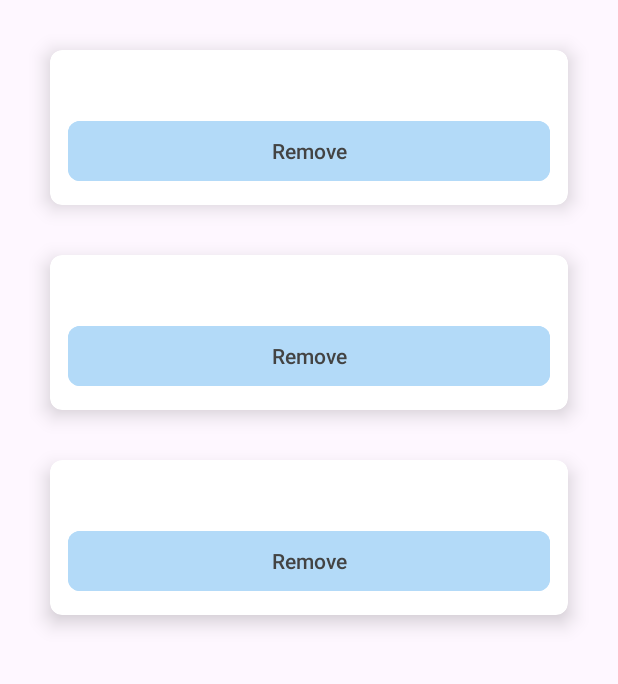
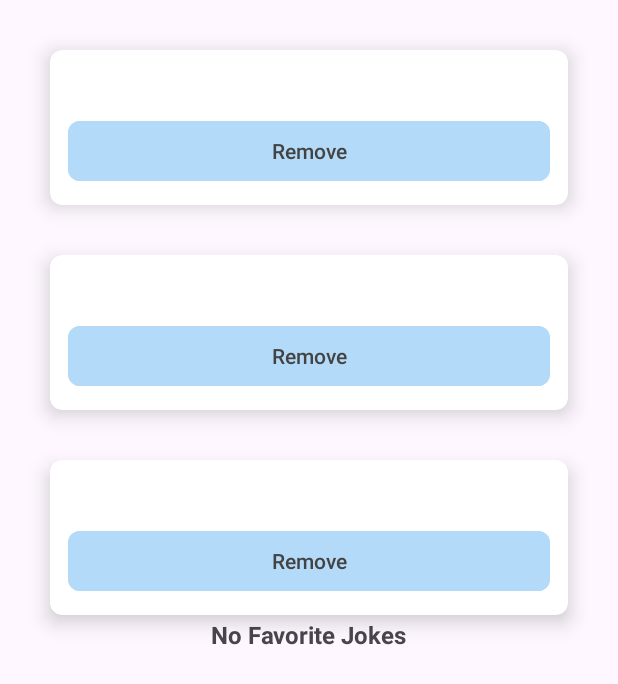
Before and after one commit to aidilnajmir/Hahaha_JokeApp, an Android app: the layout fragment_favorite.xml on its own in the app's theme, with its tools: preview values and no code run, on a phone screen of 412 x 824 dp. Shown: the top 684 px of the screen. Run offline under Robolectric (Android 15) with nearby library versions, the phone set to English and light mode, and no system bars; network calls fail.

Commit message:
Adjusted empty favorite layout

```diff
--- a/app/src/main/res/layout/fragment_customize_joke.xml
+++ b/app/src/main/res/layout/fragment_customize_joke.xml
@@ -8,7 +8,7 @@
     tools:context=".CustomizeJokeFragment">
 
     <ScrollView
-        android:layout_width="match_parent"
+        android:layout_width="wrap_content"
         android:layout_height="wrap_content"
         app:layout_constraintBottom_toBottomOf="parent"
         app:layout_constraintEnd_toEndOf="parent"
--- a/app/src/main/res/layout/fragment_favorite.xml
+++ b/app/src/main/res/layout/fragment_favorite.xml
@@ -10,7 +10,7 @@
         android:layout_height="wrap_content"
         android:src="@drawable/no_favorite"
         android:visibility="gone"
-        app:layout_constraintBottom_toTopOf="@id/tvNoFavoriteJokesLabel"
+        app:layout_constraintBottom_toBottomOf="parent"
         app:layout_constraintEnd_toEndOf="parent"
         app:layout_constraintStart_toStartOf="parent"
         app:layout_constraintTop_toTopOf="parent" />
@@ -19,11 +19,9 @@
         android:id="@+id/tvNoFavoriteJokesLabel"
         android:layout_width="wrap_content"
         android:layout_height="wrap_content"
-        android:layout_marginBottom="30dp"
         android:text="No Favorite Jokes"
         android:textSize="16sp"
         android:textStyle="bold"
-        app:layout_constraintBottom_toBottomOf="parent"
         app:layout_constraintEnd_toEndOf="parent"
         app:layout_constraintStart_toStartOf="parent"
         app:layout_constraintTop_toBottomOf="@id/emptyImageView" />
```
Also changed, not shown: app/src/main/java/com/cis436/hahaha/CustomizeJokeFragment.kt (+8 -1 lines).
